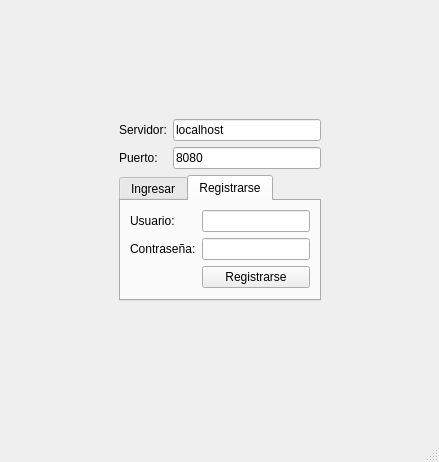
First picture: the form in launcher/login_window.ui, repository fbrondo/tp-grupal-argentum, before the edit.
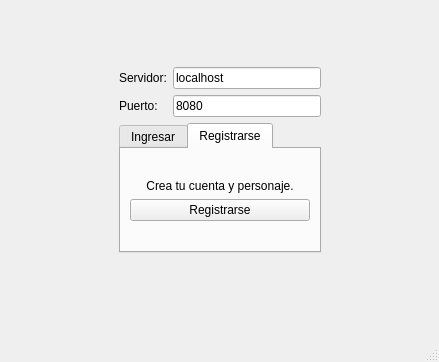
Second picture: the form after the edit. The open tabs and pages were chosen to show the change.

Commit message: Add character create window

```diff
--- a/launcher/login_window.ui
+++ b/launcher/login_window.ui
@@ -7,7 +7,7 @@
     <x>0</x>
     <y>0</y>
     <width>439</width>
-    <height>462</height>
+    <height>362</height>
    </rect>
   </property>
   <property name="windowTitle">
@@ -124,38 +124,53 @@
            <attribute name="title">
             <string>Registrarse</string>
            </attribute>
-           <layout class="QFormLayout" name="signupLayout">
-            <item row="0" column="0">
-             <widget class="QLabel" name="signupUserLabel">
-              <property name="text">
-               <string>Usuario:</string>
+           <layout class="QVBoxLayout" name="signupLayout">
+            <item>
+             <spacer name="signupVSpacer">
+              <property name="orientation">
+               <enum>Qt::Vertical</enum>
               </property>
-             </widget>
+              <property name="sizeHint" stdset="0">
+               <size>
+                <width>20</width>
+                <height>20</height>
+               </size>
+              </property>
+             </spacer>
             </item>
-            <item row="0" column="1">
-             <widget class="QLineEdit" name="signupUserEdit"/>
-            </item>
-            <item row="1" column="0">
-             <widget class="QLabel" name="signupPassLabel">
+            <item>
+             <widget class="QLabel" name="signupInfoLabel">
               <property name="text">
-               <string>Contraseña:</string>
+               <string>Crea tu cuenta y personaje.</string>
               </property>
-             </widget>
-            </item>
-            <item row="1" column="1">
-             <widget class="QLineEdit" name="signupPassEdit">
-              <property name="echoMode">
-               <enum>QLineEdit::Password</enum>
+              <property name="alignment">
+               <set>Qt::AlignCenter</set>
               </property>
+              <property name="wordWrap">
+               <bool>true</bool>
+              </property>
              </widget>
             </item>
-            <item row="2" column="1">
+            <item>
              <widget class="QPushButton" name="signupBtn">
               <property name="text">
                <string>Registrarse</string>
               </property>
              </widget>
             </item>
+            <item>
+             <spacer name="signupVSpacer2">
+              <property name="orientation">
+               <enum>Qt::Vertical</enum>
+              </property>
+              <property name="sizeHint" stdset="0">
+               <size>
+                <width>20</width>
+                <height>20</height>
+               </size>
+              </property>
+             </spacer>
+            </item>
            </layout>
           </widget>
          </widget>
```
Left out of the diff: 4 changed lines with no effect on the pictures. The commit also changes 5 other files.
